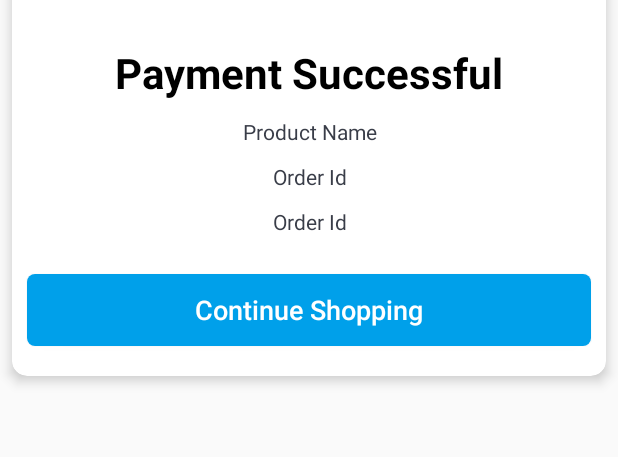
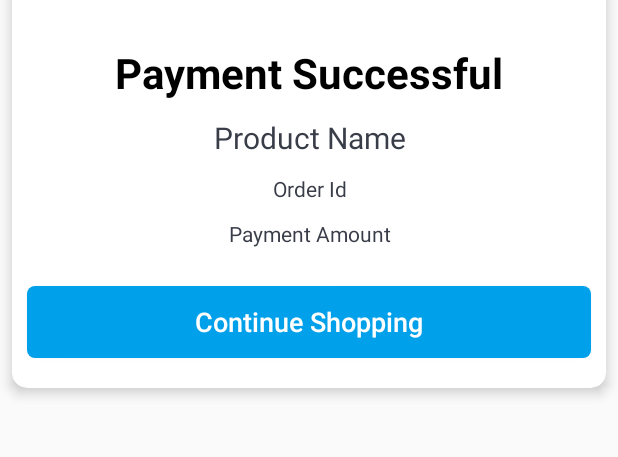
Before and after one commit to sahilm9620/AR-Shopping-Application, an Android app: the layout activity_payment_result.xml on its own in the app's theme, with its tools: preview values and no code run, on a phone screen of 412 x 824 dp, the part 277-734 px from its top. Run offline under Robolectric (Android 15) with nearby library versions, the phone set to English and light mode, and no system bars.

Commit message:
added product description

```diff
--- a/app/src/main/java/com/shopping_point/user_shopping_point/view/PaymentResultActivity.java
+++ b/app/src/main/java/com/shopping_point/user_shopping_point/view/PaymentResultActivity.java
@@ -34,8 +34,9 @@ Product product;
             binding.imgPaymentResult.setImageResource(R.drawable.ic_payment_sucess);
            binding.paymentStatus.setText("Payment Successful");
             binding.txvPaymentOrderId.setVisibility(View.GONE);
-            binding.txvPaymentAmmount.setText(product.getProductPrice() + " ₹ ");
-            binding.txvPaymentProductName.setText(product.getProductName());
+            binding.txvPaymentAmmount.setText("Product Price : " + product.getProductPrice() + " ₹ ");
+            binding.txvPaymentProductName.setText("Product Name : " + product.getProductName());
+
 
         }else
         {
--- a/app/src/main/res/layout/activity_payment_result.xml
+++ b/app/src/main/res/layout/activity_payment_result.xml
@@ -51,6 +51,7 @@
         android:textColor="@color/dark"
         android:layout_margin="@dimen/dimen5dp"
         android:layout_marginBottom="@dimen/dimen15dp"
+        android:textSize="@dimen/dimen20dp"
         />
 
     <TextView
@@ -69,7 +70,7 @@
         android:id="@+id/txvPaymentAmmount"
         android:layout_width="match_parent"
         android:layout_height="wrap_content"
-        android:text="Order Id"
+        android:text="Payment Amount"
         android:gravity="center"
         android:textColor="@color/dark"
         android:layout_margin="@dimen/dimen5dp"
```
